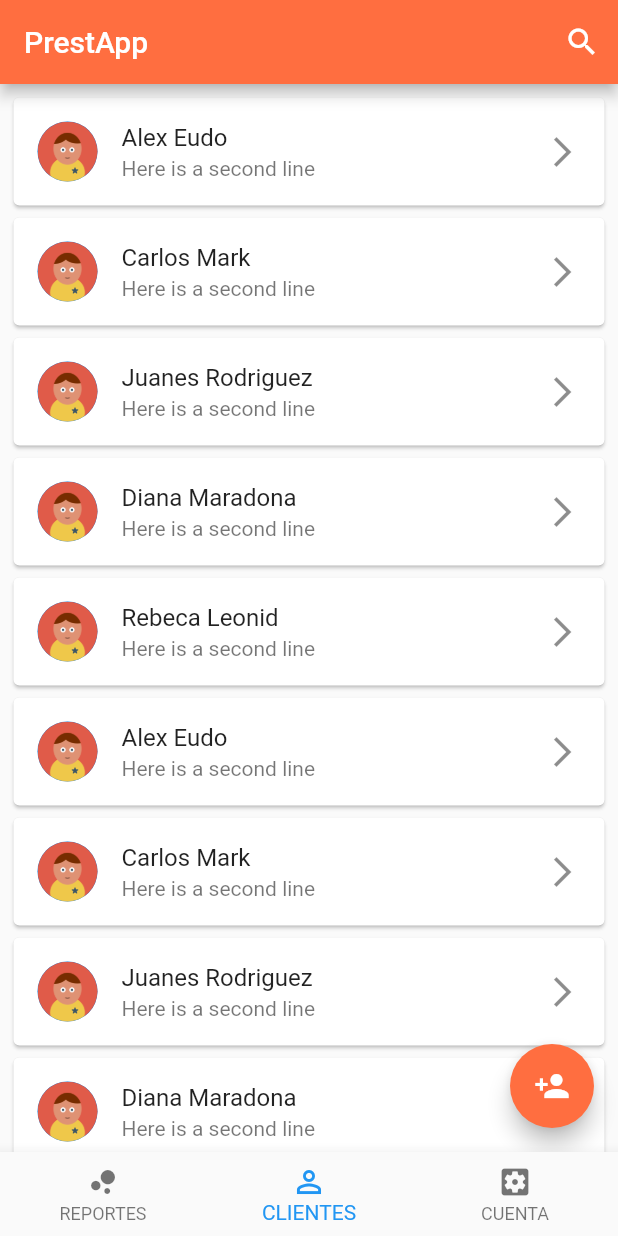
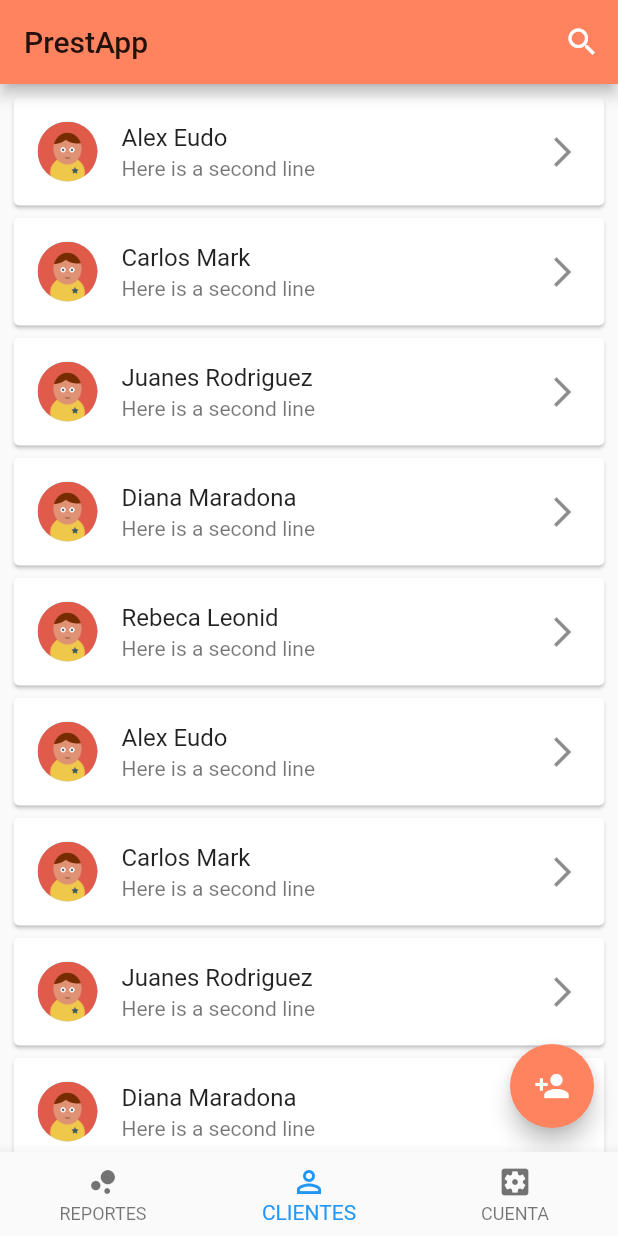
Before and after one commit to yibsonalexis/Flutter-PrestApp, a Flutter app: the screen it shows after launch, item 2 of the bottom bar chosen, on a phone screen of 412 x 824 dp. Run offline on Flutter 3.47's test engine with Material 2 defaults, Android fonts, the phone set to English and light mode, and no system bars; our stand-ins replace sqflite; accounts and stored records are empty.

```diff
--- a/lib/main.dart
+++ b/lib/main.dart
@@ -13,7 +13,8 @@ class MyApp extends StatelessWidget {
       debugShowCheckedModeBanner: false,
       title: 'PrestApp',
       theme: ThemeData(
-        primaryColor: Colors.deepOrangeAccent
+        primaryColor: Color(0xffff835f)
+        // primaryColor: Color(0xfff29e2e)
 
       ),
       initialRoute: "home",
--- a/lib/pages/customerDetail_page.dart
+++ b/lib/pages/customerDetail_page.dart
@@ -8,6 +8,7 @@ class CustomerDetailPage extends StatelessWidget {
       body: _body(),
       floatingActionButton: FloatingActionButton(
         onPressed: (){},
+        backgroundColor: Theme.of(context).primaryColor,
         child: Icon(Icons.add, size: 40.0,),
       ),
     );
--- a/lib/pages/customers_page.dart
+++ b/lib/pages/customers_page.dart
@@ -56,24 +56,24 @@ class _CustomersPageState extends State<CustomersPage> {
     );
   }
 
-  List<Person> _getPerson() {
-    List persons = new List<Person>();
-    persons.add(new Person("Alex", "Eudo"));
-    persons.add(new Person("Carlos", "Mark"));
-    persons.add(new Person("Juanes", "Rodriguez"));
-    persons.add(new Person("Diana", "Maradona"));
-    persons.add(new Person("Rebeca", "Leonid"));
-    persons.add(new Person("Alex", "Eudo"));
-    persons.add(new Person("Carlos", "Mark"));
-    persons.add(new Person("Juanes", "Rodriguez"));
-    persons.add(new Person("Diana", "Maradona"));
-    persons.add(new Person("Rebeca", "Leonid"));
+  List<Person2> _getPerson() {
+    List persons = new List<Person2>();
+    persons.add(new Person2("Alex", "Eudo"));
+    persons.add(new Person2("Carlos", "Mark"));
+    persons.add(new Person2("Juanes", "Rodriguez"));
+    persons.add(new Person2("Diana", "Maradona"));
+    persons.add(new Person2("Rebeca", "Leonid"));
+    persons.add(new Person2("Alex", "Eudo"));
+    persons.add(new Person2("Carlos", "Mark"));
+    persons.add(new Person2("Juanes", "Rodriguez"));
+    persons.add(new Person2("Diana", "Maradona"));
+    persons.add(new Person2("Rebeca", "Leonid"));
     return persons;
   }
 }
 
-class Person {
+class Person2 {
   String name;
   String lname;
-  Person(this.name, this.lname);
+  Person2(this.name, this.lname);
 }
```
Also changed, not shown: lib/providers/db_provider.dart (+42 -9 lines), 1 other file.
